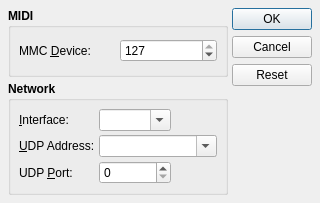
Old version of the form src/qmidictlOptionsForm.ui in the repository rncbc/qmidictl.
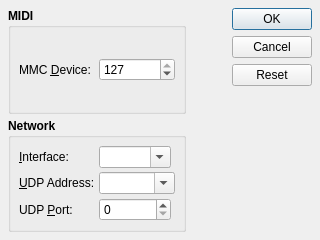
New version of the form. Icons and pictures are not drawn.

Commit message: - [androidx] Maximized window and dialogs (except about box).

What changed in the file:
```diff
--- a/src/qmidictlOptionsForm.ui
+++ b/src/qmidictlOptionsForm.ui
@@ -27,7 +27,7 @@
     <x>0</x>
     <y>0</y>
     <width>320</width>
-    <height>203</height>
+    <height>240</height>
    </rect>
   </property>
   <property name="windowTitle">
@@ -203,6 +203,19 @@
      </item>
     </layout>
    </item>
+   <item>
+    <spacer>
+     <property name="orientation">
+      <enum>Qt::Horizontal</enum>
+     </property>
+     <property name="sizeHint" stdset="0">
+      <size>
+       <width>8</width>
+       <height>20</height>
+      </size>
+     </property>
+    </spacer>
+   </item>
    <item>
     <widget class="QDialogButtonBox" name="DialogButtonBox">
      <property name="orientation">
```
Left out of the diff: 2 changed lines with no effect on the pictures. The commit also changes 7 other files.
